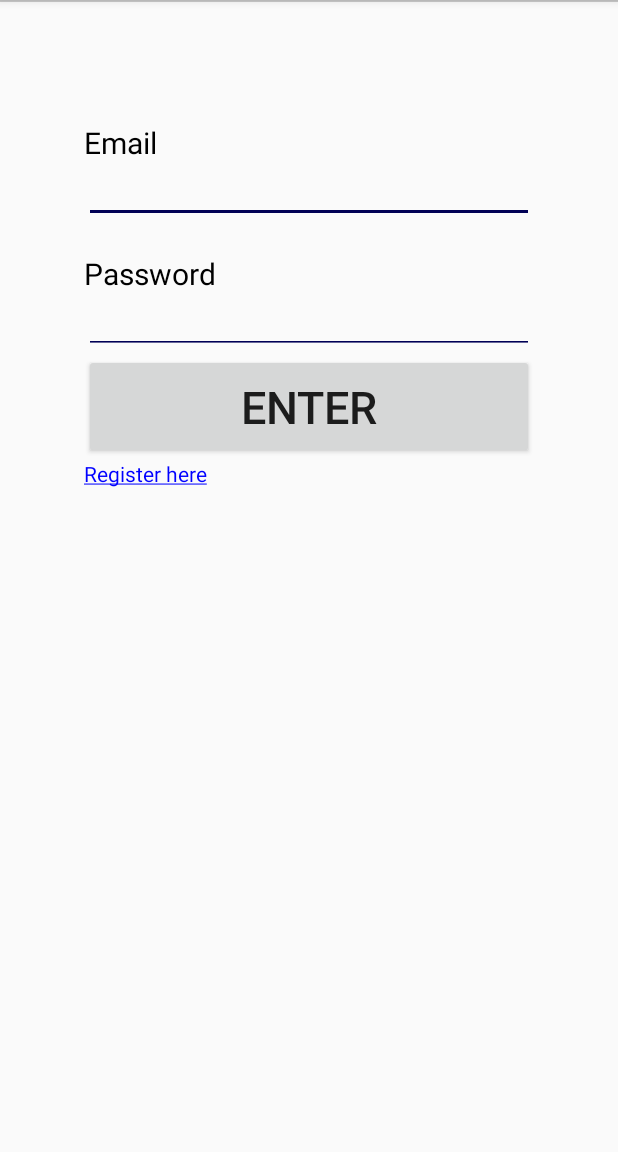
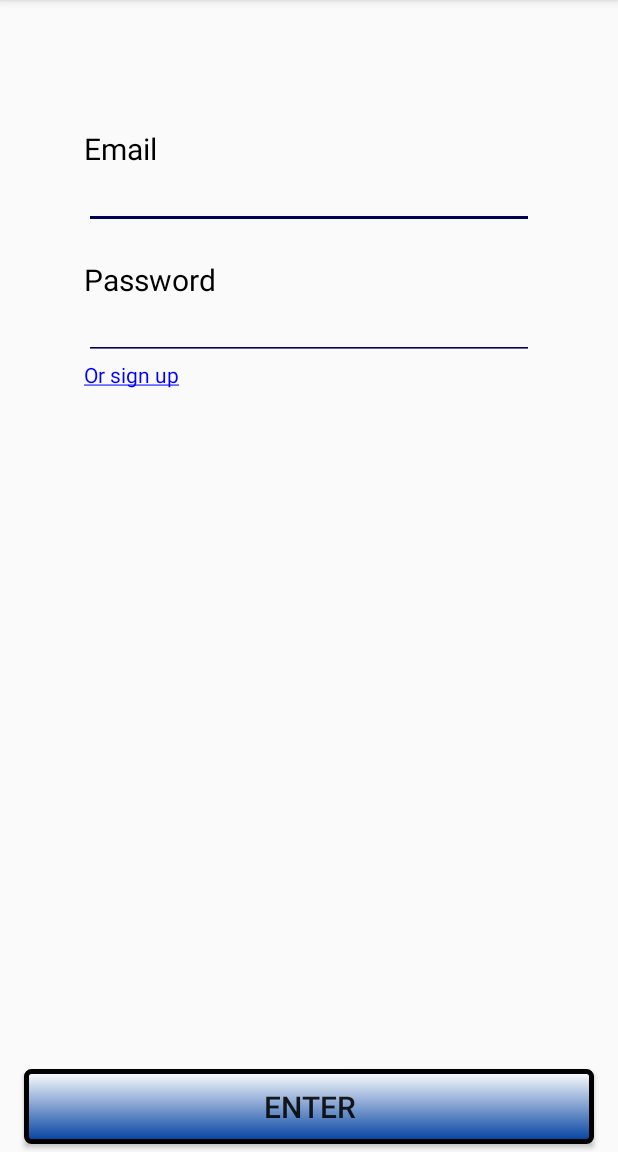
Before and after one commit to fabiansvensson/Olivia_Fabian, an Android app: the screen it shows after launch (Login), on a phone screen of 412 x 824 dp, the part 84-1236 px from its top. Run offline under Robolectric (Android 15) with nearby library versions, the phone set to English and light mode, and no system bars.

Commit message:
Fixed final details to make it look nice. Log in view is complete now logic must be fixed!

```diff
--- /dev/null
+++ b/app/src/main/res/drawable-v24/button_border.xml
@@ -0,0 +1,9 @@
+<?xml version="1.0" encoding="utf-8"?>
+<shape xmlns:android="http://schemas.android.com/apk/res/android"
+    android:shape="rectangle">
+    <gradient android:startColor="#FFFFFF"
+        android:endColor="#0040A0"
+        android:angle="270" />
+    <corners android:radius="3dp" />
+    <stroke android:width="5px" android:color="#000000" />
+</shape>
--- a/app/src/main/res/layout/activity_login.xml
+++ b/app/src/main/res/layout/activity_login.xml
@@ -1,10 +1,9 @@
 <?xml version="1.0" encoding="utf-8"?>
-<LinearLayout xmlns:android="http://schemas.android.com/apk/res/android"
+<RelativeLayout xmlns:android="http://schemas.android.com/apk/res/android"
     android:layout_width="match_parent"
     android:layout_height="match_parent"
     xmlns:app="http://schemas.android.com/apk/res-auto"
-    android:orientation="vertical"
-    android:weightSum="100">
+    >
 
 
     <android.support.v7.widget.Toolbar
@@ -37,10 +36,13 @@
                 android:text="@string/logintitle"
                 android:layout_height="wrap_content" />
         </RelativeLayout>
-
-
     </android.support.v7.widget.Toolbar>
 
+    <LinearLayout
+    android:layout_width="match_parent"
+    android:layout_height="wrap_content"
+    android:orientation="vertical"
+    android:weightSum="100">
         <View
             android:layout_width="match_parent"
             android:layout_height="1dp"
@@ -49,8 +51,9 @@
 
         <View
             android:layout_width="match_parent"
-        android:layout_height="80dp"
+            android:layout_height="140dp"
             />
+
 
         <LinearLayout
             android:layout_width="300dp"
@@ -94,14 +97,6 @@
                 android:inputType="textPassword"
                 />
 
-        <Button
-            android:id="@+id/enter"
-            android:layout_width="match_parent"
-            android:layout_height="70dp"
-            android:text="@string/enter"
-            android:textSize="30dp"/>
-
-
             <TextView
                 android:id="@+id/loginregister"
                 android:layout_width="match_parent"
@@ -109,7 +104,18 @@
                 android:text="@string/register"
                 android:textColor="@color/IntenseBlue"
                 />
-
+        </LinearLayout>
     </LinearLayout>
 
-</LinearLayout>
+    <Button
+        android:id="@+id/enter"
+        android:layout_width="380dp"
+        android:layout_centerHorizontal="true"
+        android:layout_alignParentBottom="true"
+        android:layout_height="50dp"
+        android:text="@string/enter"
+        android:layout_marginBottom="5dp"
+        android:background="@drawable/button_border"
+        android:textSize="20dp"/>
+
+</RelativeLayout>
--- a/app/src/main/res/values/strings.xml
+++ b/app/src/main/res/values/strings.xml
@@ -5,5 +5,5 @@
     <string name="email">Email</string>
     <string name="password">Password</string>
     <string name="enter">Enter</string>
-    <string name="register"><u>Register here</u></string>
+    <string name="register"><u>Or sign up</u></string>
 </resources>
```
Lines whose indentation alone changed are shown as unchanged.
